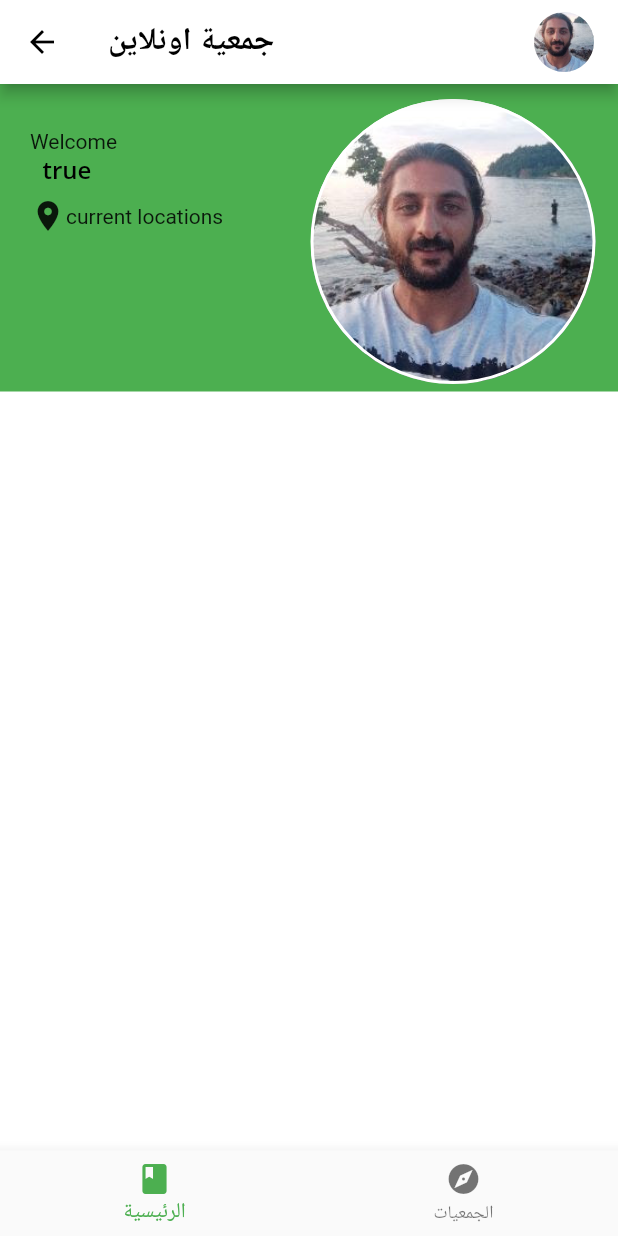
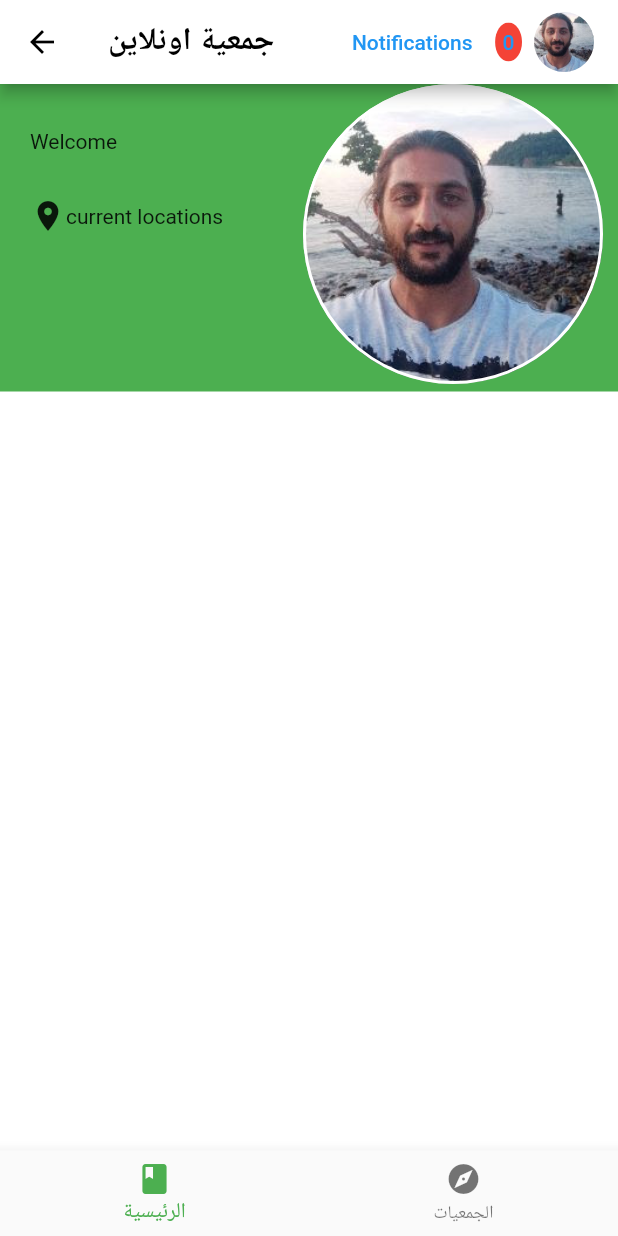
Before and after one commit to moathabushaikha/online_jamiya, a Flutter app: the Home screen opened directly with empty values, on a phone screen of 412 x 824 dp. Run offline on Flutter 3.47's test engine with Material 2 defaults, Android fonts, the phone set to English and light mode, and no system bars; our stand-ins replace go_router, google_fonts, image_picker, shared_preferences, sqflite; accounts and stored records are empty.

```diff
--- a/lib/components/main_image_holder.dart
+++ b/lib/components/main_image_holder.dart
@@ -1,7 +1,10 @@
 import 'package:flutter/material.dart';
+import 'package:flutter/services.dart';
 import 'package:online_jamiya/models/models.dart';
 import 'package:online_jamiya/theme.dart';
 import 'package:provider/provider.dart';
+import 'package:image_picker/image_picker.dart';
+import 'dart:io';
 
 class MainImageHolder extends StatefulWidget {
   final User? cUser;
@@ -13,9 +16,21 @@ class MainImageHolder extends StatefulWidget {
 }
 
 class _MainImageHolderState extends State<MainImageHolder> {
+  File? image;
+
+  Future pickImage() async {
+    try {
+      final image = await ImagePicker().pickImage(source: ImageSource.gallery);
+      if (image == null) return;
+      final imageTemp = File(image.path);
+      setState(() => this.image = imageTemp);
+    } on PlatformException catch (e) {
+      print('Failed to pick image: $e');
+    }
+  }
+
   @override
   Widget build(BuildContext context) {
-
     return Stack(
       // Drawing Image holder shape
       children: [
@@ -25,26 +40,28 @@ class _MainImageHolderState extends State<MainImageHolder> {
               width: double.infinity,
               height: 205,
               color: profileManager.darkMode
-                  ?  JamiyaTheme.dark().backgroundColor
+                  ? JamiyaTheme.dark().backgroundColor
                   : JamiyaTheme.light().backgroundColor,
             );
           },
         ),
         Positioned(
           right: 10,
-          child: Container(
-            width: 200,
-            height: 200,
-            padding: const EdgeInsets.only(top: 10),
+          child: GestureDetector(
+            onTap: pickImage,
             child: Container(
+              width: 200,
+              height: 200,
+              padding: const EdgeInsets.only(top: 10),
               decoration: BoxDecoration(
-                  shape: BoxShape.circle,
-                  border: Border.all(width: 2.0, color: Colors.white),
-                  //TODO change Load Image from server
-                  image: const DecorationImage(
-                      image: AssetImage(
-                    'assets/profile_images/profile_image.png',
-                  ))),
+                image: DecorationImage(
+                  image: image != null
+                      ? FileImage(image!)
+                      : const AssetImage('assets/profile_images/profile_image.png') as ImageProvider,
+                ),
+                shape: BoxShape.circle,
+                border: Border.all(width: 2.0, color: Colors.white),
+              ),
             ),
           ),
         ),
@@ -56,8 +73,7 @@ class _MainImageHolderState extends State<MainImageHolder> {
             children: [
               const Text('Welcome'),
               Text(
-                '${widget.cUser?.firstName} ${widget.cUser?.lastName} '
-                    '${widget.cUser?.darkMode}',
+                '${widget.cUser?.firstName} ${widget.cUser?.lastName}',
                 style: Theme.of(context).textTheme.headline3,
               ),
               const SizedBox(
--- /dev/null
+++ b/lib/models/enroll_model.dart
@@ -0,0 +1,38 @@
+import 'models.dart';
+
+class EnrollModel {
+  String jamiyaId;
+  String creatorId;
+  String userToEnrollId;
+  String notificationDate;
+  String response;
+
+  EnrollModel(
+    this.jamiyaId,
+    this.creatorId,
+    this.userToEnrollId,
+    this.notificationDate,
+    this.response,
+  );
+
+  Map<String, dynamic> toMap() {
+    final map = <String, dynamic>{
+      'CREATOR_ID': creatorId,
+      'JAMIYA_ID': jamiyaId,
+      'PARTICIPANT_ID': userToEnrollId,
+      'REQUEST_DATE': notificationDate,
+      'RESPONSE': response,
+    };
+    return map;
+  }
+
+  factory EnrollModel.fromMap(Map<String, dynamic> map) {
+    return EnrollModel(
+      map['CREATOR_ID'],
+      map['JAMIYA_ID'],
+      map['PARTICIPANT_ID'],
+      map['REQUEST_DATE'],
+      map['RESPONSE'],
+    );
+  }
+}
--- a/lib/models/models.dart
+++ b/lib/models/models.dart
@@ -5,4 +5,5 @@ export 'jamiya_table.dart';
 export 'profile_manager.dart';
 export 'user.dart';
 export 'user_table.dart';
+export 'enroll_model.dart';
 export 'jamiya_manager.dart';
--- a/lib/navigation/app_router.dart
+++ b/lib/navigation/app_router.dart
@@ -1,5 +1,6 @@
 import 'package:flutter/material.dart';
 import 'package:go_router/go_router.dart';
+import 'package:online_jamiya/screens/enroll_permission.dart';
 import '../models/models.dart';
 import '../screens/screens.dart';
 
@@ -7,7 +8,6 @@ class AppRouter {
   final AppStateManager appStateManager;
   final ProfileManager profileManager;
   final JamiyaManager jamiyaManager;
-  AppCache appCache = AppCache();
 
   AppRouter(this.appStateManager, this.profileManager, this.jamiyaManager);
 
@@ -30,7 +30,8 @@ class AppRouter {
               return const RegisterUser();
             },
           ),
-          ]),
+        ],
+      ),
       GoRoute(
         name: 'home',
         path: '/:tab',
@@ -45,7 +46,14 @@ class AppRouter {
               builder: (context, state) {
                 final tab = int.tryParse(state.params['tab'] ?? '') ?? 0;
                 return ProfileScreen(currentTab: tab);
-            }
+              }),
+          GoRoute(
+            name: 'enroll_permission',
+            path: 'enroll_permission',
+            builder: (context, state) {
+              final tab = int.tryParse(state.params['tab'] ?? '') ?? 0;
+              return EnrollPermission(currentTab: tab);
+            },
           ),
           GoRoute(
             name: 'newJamiya',
--- a/lib/screens/home.dart
+++ b/lib/screens/home.dart
@@ -1,5 +1,6 @@
 import 'package:flutter/material.dart';
 import 'package:go_router/go_router.dart';
+import 'package:online_jamiya/api/api.dart';
 import 'package:provider/provider.dart';
 import 'package:online_jamiya/models/models.dart';
 import '../theme.dart';
@@ -19,6 +20,7 @@ class _HomeState extends State<Home> {
   final AppCache _appCache = AppCache();
   JamiyaManager manager = JamiyaManager();
   List<Jamiya>? userRegisteredJamiyas;
+  SqlService sqlService = SqlService();
 
   @override
   void initState() {
@@ -60,7 +62,45 @@ class _HomeState extends State<Home> {
 
     return Scaffold(
       appBar: AppBar(
-        actions: [profileButton(widget.currentTab)],
+        actions: [
+          TextButton(
+              onPressed: () {
+                context.goNamed('enroll_permission',params: {'tab': '${widget.currentTab}'});
+              },
+              child: Row(
+                mainAxisAlignment: MainAxisAlignment.spaceEvenly,
+                children: [
+                  const Text('Notifications'),
+                  const SizedBox(width: 15),
+                  ClipOval(
+                    child: Container(
+                      padding: const EdgeInsets.all(5),
+                      color: Colors.red,
+                      child: Consumer<JamiyaManager>(
+                        builder: (context,jamiyaManager, child){
+                          return FutureBuilder(
+                            future: sqlService.allNotifications(),
+                            builder: (context,
+                                AsyncSnapshot<List<EnrollModel>> snapshot) {
+                              List<EnrollModel> currentUserNotifications = [];
+                              if (snapshot.data != null){
+                                for(var i =0; i<snapshot.data!.length;i++){
+                                  if (snapshot.data![i].creatorId == currentUser?.id) {
+                                    currentUserNotifications.add(snapshot.data![i]);
+                                  }
+                                }
+                              }
+                              return Text('${currentUserNotifications.length}');
+                            },
+                          );
+                        },
+                      ),
+                    ),
+                  ),
+                ],
+              )),
+          profileButton(widget.currentTab)
+        ],
         title: Text(
           'جمعية اونلاين',
           style: Theme.of(context).textTheme.headline2,
```
Also changed, not shown: lib/api/database.dart (+23 -11 lines), lib/api/sql_service.dart (+32 -18 lines), lib/models/jamiya_manager.dart (+13 -0 lines), lib/screens/enroll_permission.dart (added, +38 -0 lines), lib/screens/explore_screen.dart (+32 -41 lines), lib/screens/second_route.dart (deleted, +0 -38 lines), assets/profile_images/pimage.jpeg (added), assets/profile_images/razan.jpeg (added), 1 other file. Lines whose indentation alone changed are shown as unchanged.
